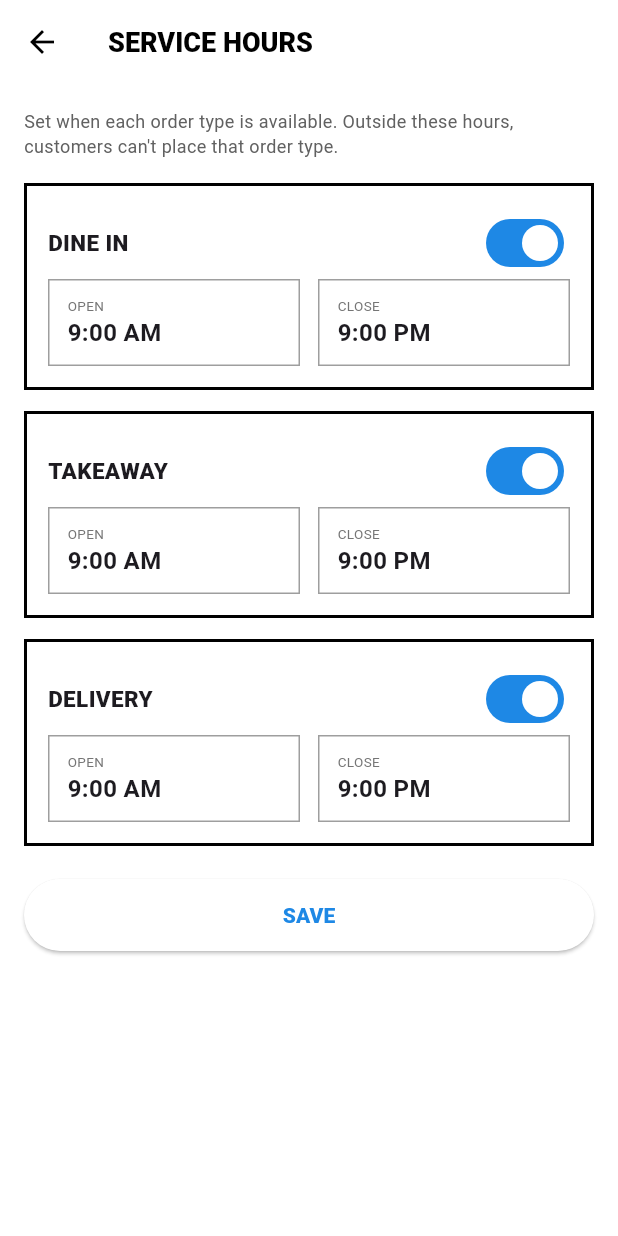
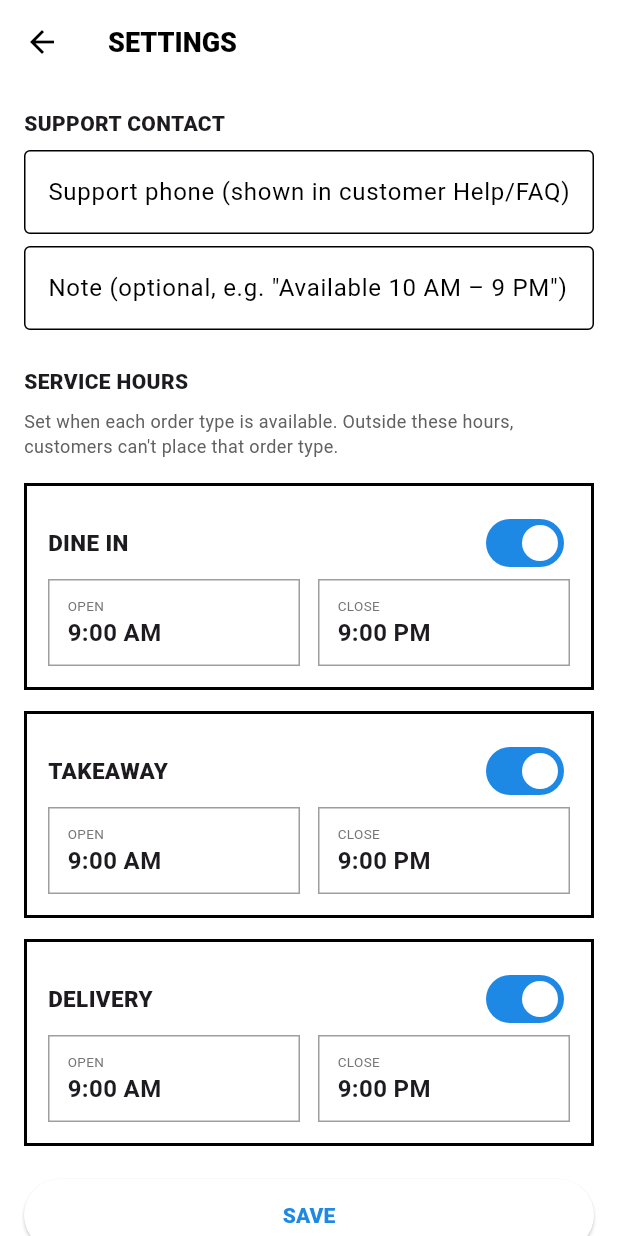
Before and after one commit to mithunvas86-ui/admin, a Flutter app: the ServiceHoursPage screen opened by its route, on a phone screen of 412 x 824 dp. Run offline on Flutter 3.47's test engine with Material 3 defaults, Android fonts, the phone set to English and light mode, and no system bars; our stand-ins replace fl_chart, flutter_dotenv, go_router, google_fonts, image_picker, shared_preferences and 1 more; accounts and stored records are empty; Roboto replaces fonts that are missing (Chivo).

Commit message:
Admin Settings: editable customer support phone (for FAQ)
Co-Authored-By: Claude Opus 4.8 <noreply@anthropic.com>

```diff
--- a/lib/pages/dashboard_page.dart
+++ b/lib/pages/dashboard_page.dart
@@ -221,8 +221,8 @@ class _DashboardPageState extends State<DashboardPage> {
             ),
             const SizedBox(height: 12),
             _MenuButton(
-              label: 'SERVICE HOURS',
-              icon: Icons.schedule,
+              label: 'SETTINGS',
+              icon: Icons.settings,
               onTap: () => context.go('/service-hours'),
             ),
           ],
--- a/lib/pages/service_hours_page.dart
+++ b/lib/pages/service_hours_page.dart
@@ -27,6 +27,8 @@ class _ServiceHoursPageState extends State<ServiceHoursPage> {
     'delivery': 'Delivery',
   };
   final Map<String, _TypeHours> _cfg = {};
+  final _phoneCtrl = TextEditingController();
+  final _noteCtrl = TextEditingController();
   bool _loading = true;
   bool _saving = false;
 
@@ -34,6 +36,13 @@ class _ServiceHoursPageState extends State<ServiceHoursPage> {
   void initState() {
     super.initState();
     _load();
+  }
+
+  @override
+  void dispose() {
+    _phoneCtrl.dispose();
+    _noteCtrl.dispose();
+    super.dispose();
   }
 
   TimeOfDay _parse(String? s, TimeOfDay fb) {
@@ -63,6 +72,16 @@ class _ServiceHoursPageState extends State<ServiceHoursPage> {
           _parse(m['close'] as String?, const TimeOfDay(hour: 21, minute: 0)),
         );
       }
+      try {
+        final sc = await SupabaseService.client
+            .from('app_config')
+            .select('value')
+            .eq('key', 'support_contact')
+            .maybeSingle();
+        final scv = (sc?['value'] as Map?)?.cast<String, dynamic>() ?? {};
+        _phoneCtrl.text = (scv['phone'] as String?) ?? '';
+        _noteCtrl.text = (scv['hours_note'] as String?) ?? '';
+      } catch (_) {}
     } catch (_) {
       for (final t in _types) {
         _cfg[t] = _TypeHours(true, const TimeOfDay(hour: 9, minute: 0),
@@ -85,6 +104,16 @@ class _ServiceHoursPageState extends State<ServiceHoursPage> {
     try {
       await SupabaseService.client.from('app_config').upsert(
         {'key': 'service_hours', 'value': value},
+        onConflict: 'key',
+      );
+      await SupabaseService.client.from('app_config').upsert(
+        {
+          'key': 'support_contact',
+          'value': {
+            'phone': _phoneCtrl.text.trim(),
+            'hours_note': _noteCtrl.text.trim(),
+          },
+        },
         onConflict: 'key',
       );
       if (mounted) {
@@ -122,7 +151,7 @@ class _ServiceHoursPageState extends State<ServiceHoursPage> {
         leading: IconButton(
             icon: const Icon(Icons.arrow_back),
             onPressed: () => context.go('/')),
-        title: Text('SERVICE HOURS',
+        title: Text('SETTINGS',
             style: GoogleFonts.chivo(fontSize: 18, fontWeight: FontWeight.w800)),
         backgroundColor: Colors.transparent,
         elevation: 0,
@@ -132,6 +161,32 @@ class _ServiceHoursPageState extends State<ServiceHoursPage> {
           : ListView(
               padding: const EdgeInsets.all(16),
               children: [
+                Text('SUPPORT CONTACT',
+                    style: GoogleFonts.chivo(
+                        fontSize: 14, fontWeight: FontWeight.w800)),
+                const SizedBox(height: 8),
+                TextField(
+                  controller: _phoneCtrl,
+                  keyboardType: TextInputType.phone,
+                  decoration: const InputDecoration(
+                    labelText: 'Support phone (shown in customer Help/FAQ)',
+                    hintText: '+91XXXXXXXXXX',
+                    border: OutlineInputBorder(),
+                  ),
+                ),
+                const SizedBox(height: 8),
+                TextField(
+                  controller: _noteCtrl,
+                  decoration: const InputDecoration(
+                    labelText: 'Note (optional, e.g. "Available 10 AM – 9 PM")',
+                    border: OutlineInputBorder(),
+                  ),
+                ),
+                const SizedBox(height: 24),
+                Text('SERVICE HOURS',
+                    style: GoogleFonts.chivo(
+                        fontSize: 14, fontWeight: FontWeight.w800)),
+                const SizedBox(height: 8),
                 Text(
                   "Set when each order type is available. Outside these hours, "
                   "customers can't place that order type.",
```
Also changed, not shown: assets/fonts/MaterialIcons-Regular.otf, 2 other files.
